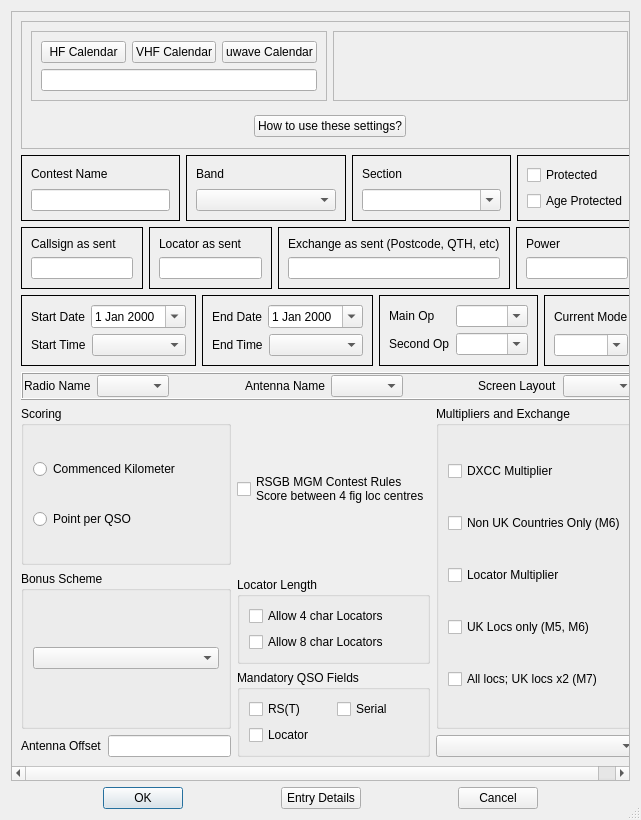
Before: the Qt Designer form mqt/MqtLogger/contestdetails.ui in Rsclub22/Minos2-Mirror, drawn with Qt 5.
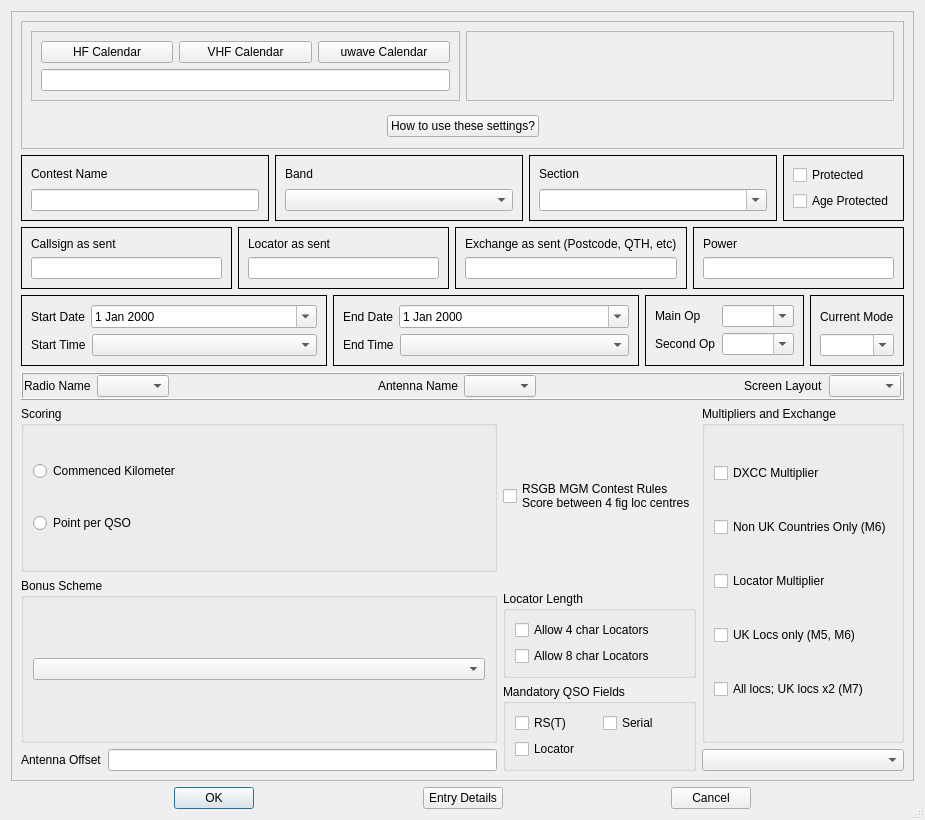
After: the same form once the commit is applied. Custom widgets are drawn as their Qt base class.

```diff
--- a/mqt/MqtLogger/contestdetails.ui
+++ b/mqt/MqtLogger/contestdetails.ui
@@ -6,7 +6,7 @@
    <rect>
     <x>0</x>
     <y>0</y>
-    <width>641</width>
+    <width>925</width>
     <height>820</height>
    </rect>
   </property>
@@ -30,8 +30,8 @@
        <rect>
         <x>0</x>
         <y>0</y>
-        <width>628</width>
-        <height>754</height>
+        <width>888</width>
+        <height>765</height>
        </rect>
       </property>
       <layout class="QVBoxLayout" name="verticalLayout_24">
```
